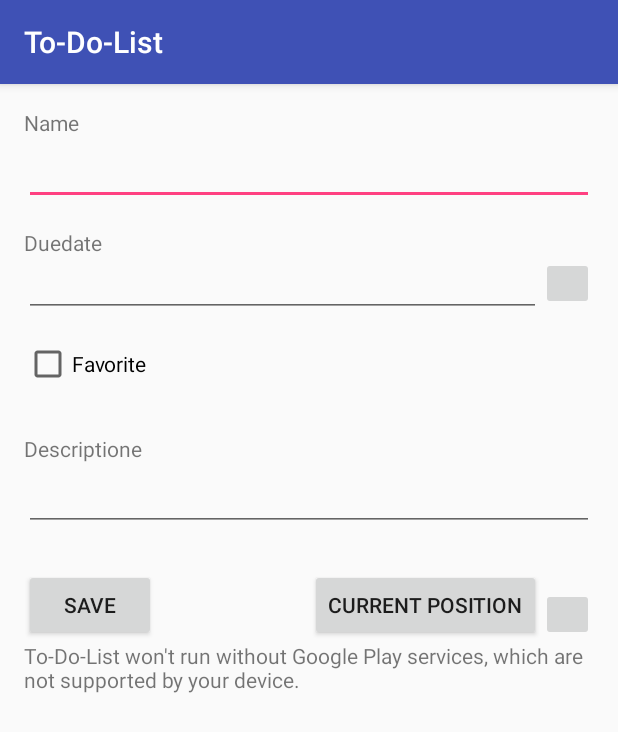
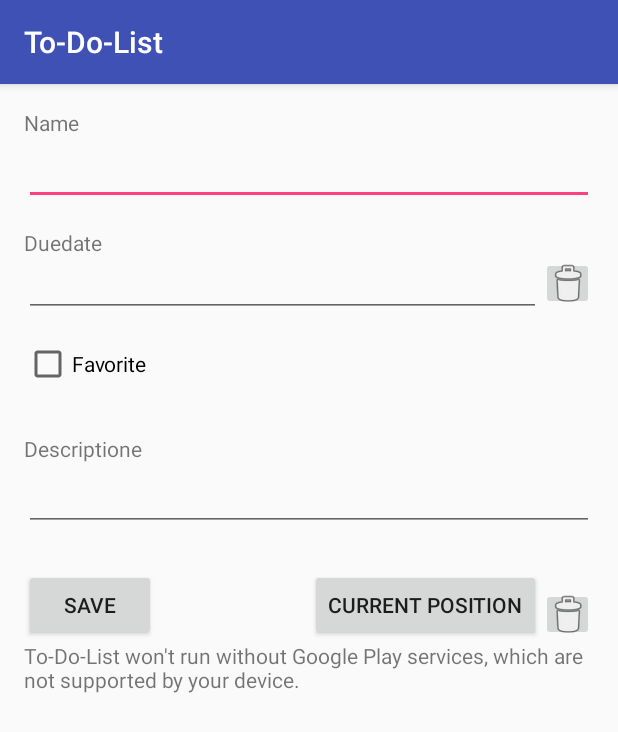
Before and after one commit to HakanAkkurt/To-Do-List, an Android app: the CreateNewToDoActivity screen opened directly, with no data from a screen before it, on a phone screen of 412 x 824 dp. Shown: the top 732 px of the screen. Run offline under Robolectric (Android 15) with nearby library versions, the phone set to English and light mode, and no system bars.

Commit message:
Initial Commit

```diff
--- a/app/src/main/java/hakan_akkurt_matthias_will/de/to_do_list/MainActivity.java
+++ b/app/src/main/java/hakan_akkurt_matthias_will/de/to_do_list/MainActivity.java
@@ -1,9 +1,11 @@
 package hakan_akkurt_matthias_will.de.to_do_list;
 
+import android.content.DialogInterface;
 import android.content.Intent;
 import android.os.Bundle;
 import android.support.design.widget.FloatingActionButton;
 import android.support.design.widget.Snackbar;
+import android.support.v7.app.AlertDialog;
 import android.util.Log;
 import android.view.MenuInflater;
 import android.view.View;
@@ -123,6 +125,8 @@ public class MainActivity extends AppCompatActivity
 
         NavigationView navigationView = (NavigationView) findViewById(R.id.nav_view);
         navigationView.setNavigationItemSelectedListener(this);
+
+
     }
 
 
@@ -217,4 +221,6 @@ public class MainActivity extends AppCompatActivity
         Intent i = new Intent(MainActivity.this, CreateNewToDoActivity.class);
         startActivity(i);
     }
+
+
 }
--- a/app/src/main/res/layout/activity_create_new_to_do.xml
+++ b/app/src/main/res/layout/activity_create_new_to_do.xml
@@ -102,22 +102,13 @@
         android:layout_alignParentEnd="true"
         android:layout_below="@+id/currentPosition"/>
 
-    <Button
-        android:text="save"
-        android:layout_width="wrap_content"
-        android:layout_height="wrap_content"
-        android:id="@+id/save"
-        android:layout_below="@+id/description"
-        android:layout_alignParentLeft="true"
-        android:layout_alignParentStart="true"/>
-
     <ImageButton
         android:layout_width="35dp"
         android:layout_height="35dp"
-        android:layout_below="@+id/Duedate"
-        android:layout_alignParentRight="true"
-        android:layout_alignParentEnd="true"
-        android:id="@+id/deleteDueDate"/>
+        android:id="@+id/deleteDueDate"
+        android:src="@android:drawable/ic_menu_delete"
+        android:layout_alignTop="@+id/dueDateText"
+        android:layout_alignParentEnd="true" />
 
     <ImageButton
         android:layout_width="35dp"
@@ -125,7 +116,16 @@
         android:layout_above="@+id/map"
         android:layout_alignParentRight="true"
         android:layout_alignParentEnd="true"
-        android:id="@+id/deletePosition"/>
+        android:id="@+id/deletePosition"
+        android:src="@android:drawable/ic_menu_delete" />
+
+    <Button
+        android:text="save"
+        android:layout_width="wrap_content"
+        android:layout_height="wrap_content"
+        android:id="@+id/save"
+        android:layout_below="@+id/description"
+        android:layout_alignParentStart="true" />
 
     <Button
         android:text="current position"
@@ -133,6 +133,5 @@
         android:layout_height="wrap_content"
         android:id="@+id/currentPosition"
         android:layout_below="@+id/description"
-        android:layout_toLeftOf="@+id/deletePosition"
-        android:layout_toStartOf="@+id/deletePosition"/>
+        android:layout_toStartOf="@+id/deletePosition" />
 </RelativeLayout>
```
Also changed, not shown: app/src/main/java/hakan_akkurt_matthias_will/de/to_do_list/ToDoDetailActivity.java (+30 -0 lines), app/src/main/res/layout/activity_to_do_detail.xml (+9 -0 lines).
